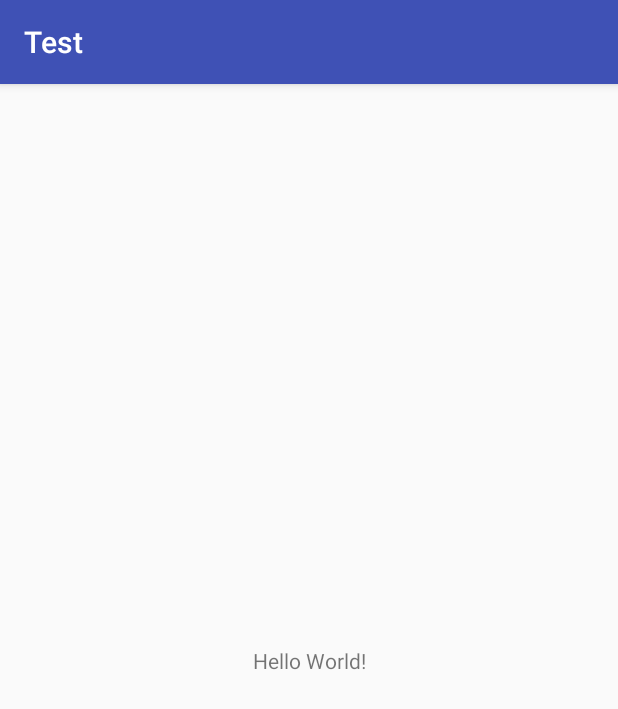
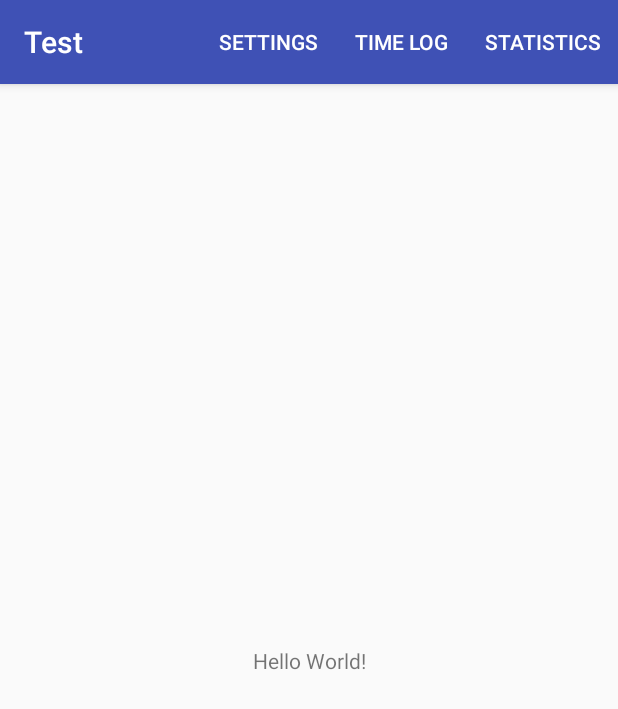
Before and after one commit to linneabark/LEEP, an Android app: the screen it shows after launch (MainActivity), on a phone screen of 412 x 824 dp. Shown: the top 709 px of the screen. Run offline under Robolectric (Android 15) with nearby library versions, the phone set to English and light mode, and no system bars.

Commit message:
created an action bar, and added classes
+ supported libraries

```diff
--- a/app/build.gradle
+++ b/app/build.gradle
@@ -24,7 +24,8 @@ dependencies {
     androidTestCompile('com.android.support.test.espresso:espresso-core:2.2.2', {
         exclude group: 'com.android.support', module: 'support-annotations'
     })
-    compile 'com.android.support:appcompat-v7:25.3.0'
+    compile 'com.android.support:appcompat-v7:25.3.1'
     compile 'com.android.support.constraint:constraint-layout:1.0.2'
+    //compile "com.android.support:support-core-utils:25.3.1"
     testCompile 'junit:junit:4.12'
 }
--- a/app/src/main/java/com/example/linneabark/test/MainActivity.java
+++ b/app/src/main/java/com/example/linneabark/test/MainActivity.java
@@ -2,6 +2,10 @@ package com.example.linneabark.test;
 
 import android.support.v7.app.AppCompatActivity;
 import android.os.Bundle;
+import android.view.Menu;
+import android.view.MenuInflater;
+import android.view.MenuItem;
+import android.view.View;
 
 public class MainActivity extends AppCompatActivity {
 
@@ -11,6 +15,34 @@ public class MainActivity extends AppCompatActivity {
         setContentView(R.layout.activity_main);
     }
 
+    @Override
+    public boolean onCreateOptionsMenu(Menu menu){
+
+        MenuInflater inflater = getMenuInflater();
+        inflater.inflate(R.menu.main_menu, menu);
+
+        return true;
+
+    }
+
+
+    @Override
+    public boolean onOptionsItemSelected(MenuItem item) {
+        switch (item.getItemId()){
+            case R.id.settings_id:
+                setContentView(R.layout.settings_view);
+                return true;
+            case R.id.statistics_id:
+                setContentView(R.layout.statistics_view);
+                return true;
+            case R.id.timelog_id:
+                setContentView(R.layout.activity_main);
+                return true;
+
+        }
+        return super.onOptionsItemSelected(item);
+    }
+
     private void testMethod(){
         int i = 6;
 
--- a/app/src/main/res/layout/activity_main.xml
+++ b/app/src/main/res/layout/activity_main.xml
@@ -15,4 +15,10 @@
         app:layout_constraintRight_toRightOf="parent"
         app:layout_constraintTop_toTopOf="parent" />
 
+    <com.example.linneabark.test.SettingsView
+        android:layout_width="138dp"
+        android:layout_height="495dp"
+        android:text="Eli är bäst!"
+         />
+
 </android.support.constraint.ConstraintLayout>
--- /dev/null
+++ b/app/src/main/res/layout/settings_view.xml
@@ -0,0 +1,6 @@
+<?xml version="1.0" encoding="utf-8"?>
+<LinearLayout xmlns:android="http://schemas.android.com/apk/res/android"
+    android:orientation="vertical" android:layout_width="match_parent"
+    android:layout_height="match_parent">
+
+</LinearLayout>
--- /dev/null
+++ b/app/src/main/res/layout/statistics_view.xml
@@ -0,0 +1,6 @@
+<?xml version="1.0" encoding="utf-8"?>
+<LinearLayout xmlns:android="http://schemas.android.com/apk/res/android"
+    android:orientation="vertical" android:layout_width="match_parent"
+    android:layout_height="match_parent">
+
+</LinearLayout>
--- /dev/null
+++ b/app/src/main/res/menu/main_menu.xml
@@ -0,0 +1,32 @@
+<?xml version="1.0" encoding="utf-8"?>
+<menu xmlns:android="http://schemas.android.com/apk/res/android"
+    xmlns:app="http://schemas.android.com/apk/res-auto">
+
+
+
+    <item
+        android:id="@+id/settings_id"
+        android:title="Settings"
+        app:showAsAction="always"
+
+
+                />
+
+    <item
+        android:id="@+id/timelog_id"
+        android:title="Time Log"
+        app:showAsAction="always"
+
+
+        />
+
+    <item
+        android:id="@+id/statistics_id"
+        android:title="Statistics"
+        app:showAsAction="always"
+
+
+    />
+
+
+</menu>
--- a/build.gradle
+++ b/build.gradle
@@ -5,7 +5,8 @@ buildscript {
         jcenter()
     }
     dependencies {
-        classpath 'com.android.tools.build:gradle:2.3.0'
+        classpath 'com.android.tools.build:gradle:2.3.1'
+
 
         // NOTE: Do not place your application dependencies here; they belong
         // in the individual module build.gradle files
```
Also changed, not shown: app/src/main/java/com/example/linneabark/test/SettingsView.java (added, +31 -0 lines), app/src/main/java/com/example/linneabark/test/TimeLogController.java (added, +8 -0 lines), app/src/main/java/com/example/linneabark/test/TimeLogModel.java (added, +31 -0 lines), app/src/main/java/com/example/linneabark/test/TimeLogView.java (added, +12 -0 lines).
